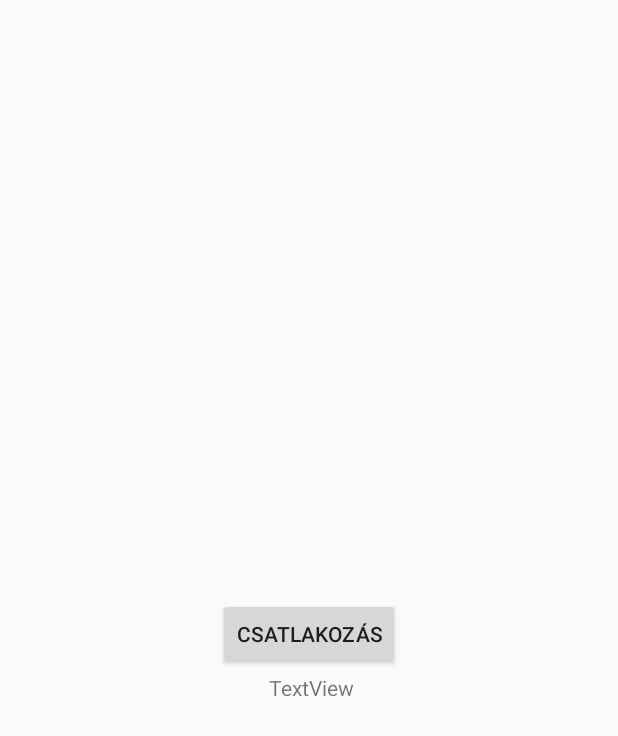
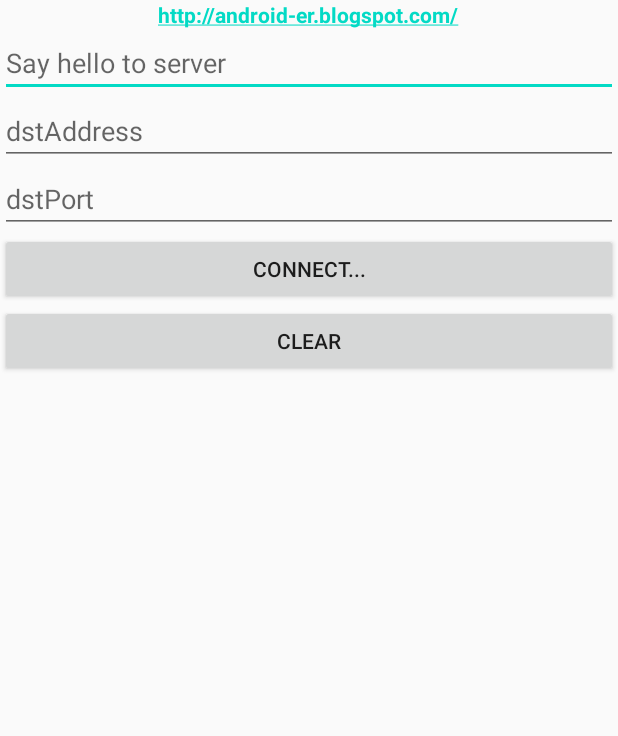
Before and after one commit to Lazar-source/Zenegep, an Android app: the layout activity_client.xml on its own in the app's theme, with its tools: preview values and no code run, on a phone screen of 412 x 824 dp. Shown: the top 736 px of the screen. Run offline under Robolectric (Android 15) with nearby library versions, the phone set to English and light mode, and no system bars.

Commit message:
New Client-Server

```diff
--- a/app/src/main/java/com/example/zenegep/MainActivity.java
+++ b/app/src/main/java/com/example/zenegep/MainActivity.java
@@ -8,14 +8,14 @@ import android.view.View;
 import android.widget.Button;
 
 public class MainActivity extends AppCompatActivity {
-    public void openclient(){
+   /* public void openclient(){
         Intent intent= new Intent(getApplicationContext(),ClientActivity.class);
         startActivity(intent);
     }
     public void openszerver() {
         Intent intent = new Intent(getApplicationContext(), ServerActivity.class);
         startActivity(intent);
-    }
+    }*/
     @Override
     protected void onCreate(Bundle savedInstanceState) {
         super.onCreate(savedInstanceState);
--- a/app/src/main/res/layout/activity_client.xml
+++ b/app/src/main/res/layout/activity_client.xml
@@ -1,33 +1,45 @@
-<?xml version="1.0" encoding="utf-8"?>
-<RelativeLayout xmlns:android="http://schemas.android.com/apk/res/android"
+<LinearLayout xmlns:android="http://schemas.android.com/apk/res/android"
     xmlns:tools="http://schemas.android.com/tools"
     android:layout_width="match_parent"
     android:layout_height="match_parent"
-    tools:context=".ClientActivity">
+    android:orientation="vertical"
+    tools:context=".MainActivity" >
 
     <TextView
-        android:id="@+id/clienttextview"
         android:layout_width="wrap_content"
         android:layout_height="wrap_content"
-        android:layout_alignParentEnd="true"
-        android:layout_alignParentRight="true"
-        android:layout_alignParentBottom="true"
-        android:layout_marginEnd="176dp"
-        android:layout_marginRight="176dp"
-        android:layout_marginBottom="356dp"
-        android:text="TextView"
-        tools:layout_editor_absoluteX="158dp"
-        tools:layout_editor_absoluteY="195dp" />
+        android:layout_gravity="center_horizontal"
+        android:autoLink="web"
+        android:text="http://android-er.blogspot.com/"
+        android:textStyle="bold" />
+    <EditText
+        android:id="@+id/welcomemsg"
+        android:layout_width="match_parent"
+        android:layout_height="wrap_content"
+        android:hint="Say hello to server" />
+    <EditText
+        android:id="@+id/address"
+        android:layout_width="match_parent"
+        android:layout_height="wrap_content"
+        android:hint="dstAddress" />
+    <EditText
+        android:id="@+id/port"
+        android:layout_width="match_parent"
+        android:layout_height="wrap_content"
+        android:hint="dstPort" />
+    <Button
+        android:id="@+id/connect"
+        android:layout_width="match_parent"
+        android:layout_height="wrap_content"
+        android:text="Connect..."/>
+    <Button
+        android:id="@+id/clear"
+        android:layout_width="match_parent"
+        android:layout_height="wrap_content"
+        android:text="Clear"/>
+    <TextView
+        android:id="@+id/response"
+        android:layout_width="wrap_content"
+        android:layout_height="wrap_content"/>
 
-    <Button
-        android:id="@+id/clientbutton"
-        android:layout_width="wrap_content"
-        android:layout_height="wrap_content"
-        android:layout_alignParentEnd="true"
-        android:layout_alignParentRight="true"
-        android:layout_alignParentBottom="true"
-        android:layout_marginEnd="145dp"
-        android:layout_marginRight="145dp"
-        android:layout_marginBottom="377dp"
-        android:text="Csatlakozás" />
-</RelativeLayout>
+</LinearLayout>
--- a/app/src/main/res/layout/activity_server.xml
+++ b/app/src/main/res/layout/activity_server.xml
@@ -10,7 +10,7 @@
         android:layout_height="wrap_content"
         android:layout_gravity="center_horizontal"
         android:autoLink="web"
-        android:text="@string/server_oldal"
+        android:text="http://android-er.blogspot.com/"
         android:textStyle="bold" />
 
     <TextView
--- a/app/src/main/res/values/strings.xml
+++ b/app/src/main/res/values/strings.xml
@@ -11,4 +11,5 @@
     <string name="hello_second_fragment">Hello second fragment. Arg: %1$s</string>
     <string name="play_video">Play Video</string>
     <string name="server_oldal">Server oldal</string>
+    <string name="szerver_ip_c_me">Szerver IP címe</string>
 </resources>
```
Also changed, not shown: app/src/main/java/com/example/zenegep/ClientActivity.java (+122 -53 lines), app/src/main/java/com/example/zenegep/ServerActivity.java (+59 -58 lines).
